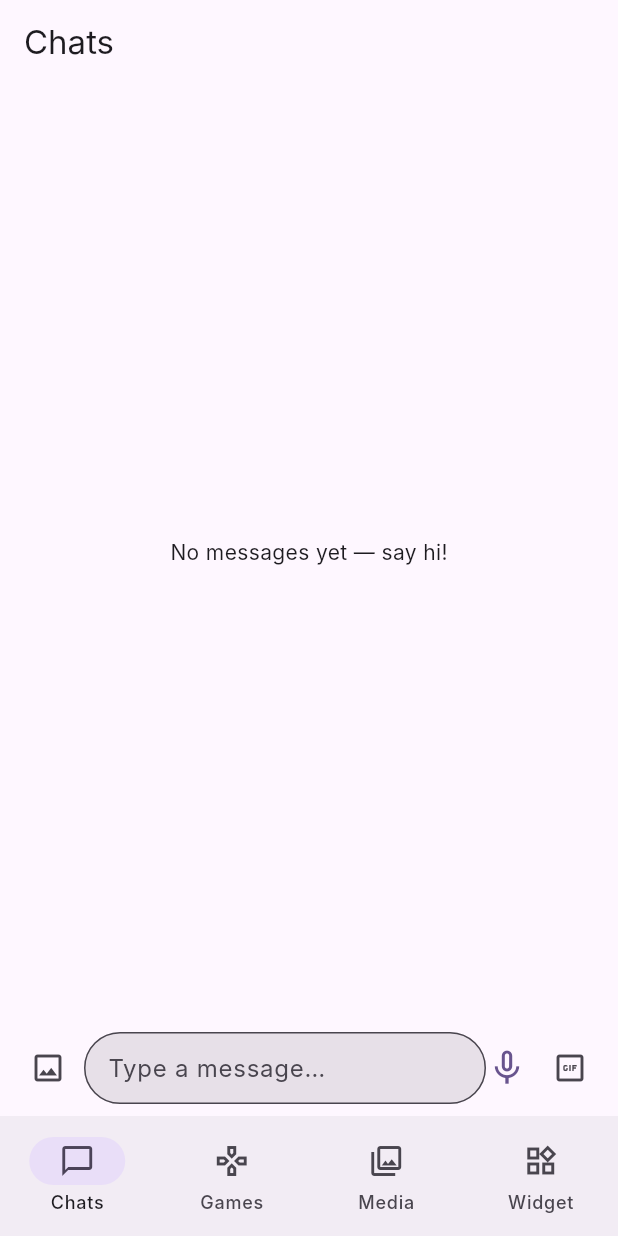
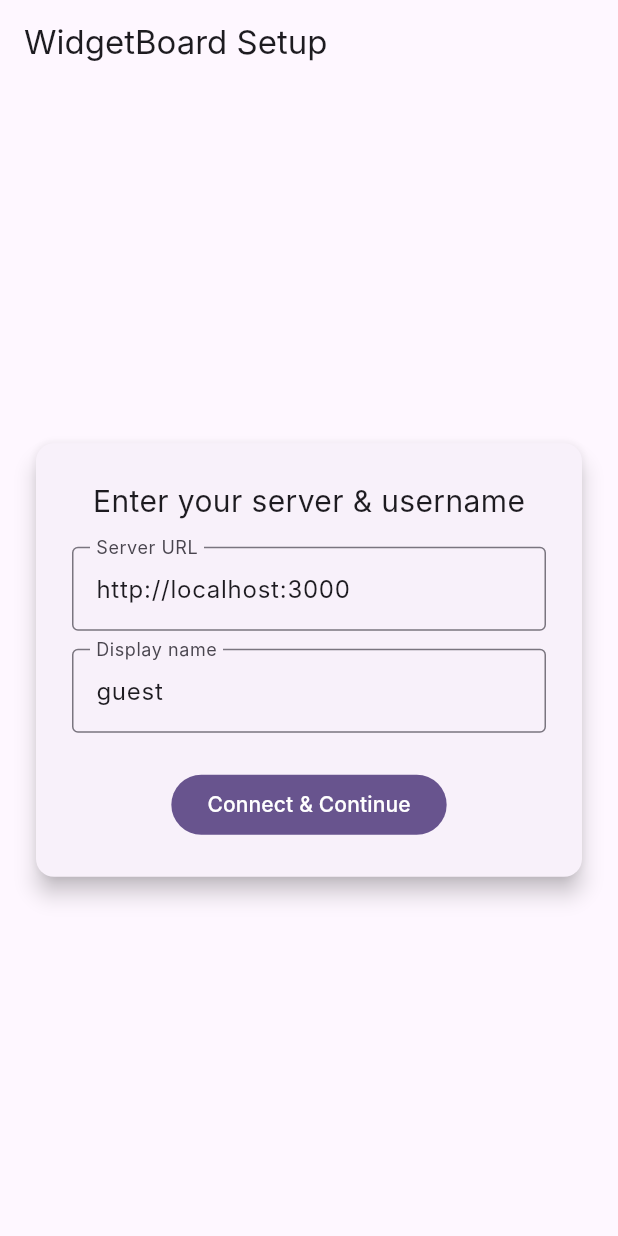
Before and after one commit to BayazidHabibSiddikee/Widgetable, a Flutter app: the screen it shows after launch, on a phone screen of 412 x 824 dp. Run offline on Flutter 3.47's test engine with Material 3 defaults, Android fonts, the phone set to English and light mode, and no system bars; our stand-ins replace cached_network_image, image_picker, just_audio, shared_preferences, socket_io_client; missing offline and left inert: clipboard, record; Roboto replaces fonts that are missing (Inter).

Commit message:
feat: server lobby, friend-add, home widget composer + voice msgs
- ServerConfigPage: enter server URL + username before entering app
- FriendsPage: search users, accept friend requests, create/join game rooms
- WebSocketService: real-time lobby events (search, friend_request, room_created)
- AddWidgetPage: compose notes with templates, copy widget-add instructions
- Voice recording/playback via record + just_audio in chat
- Leaderboard FAB on Games tab
- Fixes: itemBuilder, StreamController, app.dart home route, clean linux build

```diff
--- a/lib/app.dart
+++ b/lib/app.dart
@@ -1,6 +1,6 @@
 import 'package:flutter/material.dart';
 import 'package:widgetboard/core/theme.dart';
-import 'package:widgetboard/features/home/home_page.dart';
+import 'package:widgetboard/features/server_config/server_config_page.dart';
 
 class WidgetBoardApp extends StatelessWidget {
   const WidgetBoardApp({super.key});
@@ -12,6 +12,6 @@ class WidgetBoardApp extends StatelessWidget {
         theme: AppTheme.light,
         darkTheme: AppTheme.dark,
         themeMode: ThemeMode.system,
-        home: const HomePage(),
+        home: const ServerConfigPage(),
       );
 }
--- /dev/null
+++ b/lib/features/server_config/server_config_page.dart
@@ -0,0 +1,98 @@
+import 'package:flutter/material.dart';
+import 'package:provider/provider.dart';
+import 'package:shared_preferences/shared_preferences.dart';
+import 'package:widgetboard/core/services/websocket_service.dart';
+import 'package:widgetboard/features/friends/friends_page.dart';
+
+/// Entry point: enter server URL + username, then navigates to FriendsPage.
+class ServerConfigPage extends StatefulWidget {
+  const ServerConfigPage({super.key});
+  @override
+  State<ServerConfigPage> createState() => _ServerConfigPageState();
+}
+
+class _ServerConfigPageState extends State<ServerConfigPage> {
+  final _url = TextEditingController();
+  final _name = TextEditingController();
+  bool _loading = false;
+
+  @override
+  void initState() {
+    super.initState();
+    _loadSaved().then((_) {
+      _url.text = _savedUrl;
+      _name.text = _savedName;
+    });
+  }
+
+  String _savedUrl = 'http://localhost:3000';
+  String _savedName = 'guest';
+
+  Future<void> _loadSaved() async {
+    final prefs = await SharedPreferences.getInstance();
+    setState(() {
+      _savedUrl = prefs.getString('server_url') ?? _savedUrl;
+      _savedName = prefs.getString('username') ?? _savedName;
+    });
+  }
+
+  Future<void> _connect() async {
+    if (_url.text.trim().isEmpty || _name.text.trim().isEmpty) return;
+    final prefs = await SharedPreferences.getInstance();
+    await prefs.setString('server_url', _url.text.trim());
+    await prefs.setString('username', _name.text.trim());
+    setState(() => _loading = true);
+
+    final ws = context.read<WebSocketService>();
+    ws.setUsername(_name.text.trim());
+    await ws.connect(_url.text.trim());
+
+    setState(() => _loading = false);
+    if (!mounted) return;
+    Navigator.of(context).pushReplacement(
+      MaterialPageRoute(builder: (_) => const FriendsPage()),
+    );
+  }
+
+  @override
+  Widget build(BuildContext context) => Scaffold(
+        appBar: AppBar(title: const Text('WidgetBoard Setup')),
+        body: Center(
+          child: Card(
+            elevation: 6,
+            margin: const EdgeInsets.all(24),
+            child: Padding(
+              padding: const EdgeInsets.all(24),
+              child: Column(mainAxisSize: MainAxisSize.min, children: [
+                const Text('Enter your server & username', style: TextStyle(fontSize: 20)),
+                const SizedBox(height: 16),
+                TextField(
+                  controller: _url,
+                  decoration: InputDecoration(
+                    labelText: 'Server URL',
+                    hintText: 'http://your-ip:3000',
+                    border: const OutlineInputBorder(),
+                  ),
+                ),
+                const SizedBox(height: 12),
+                TextField(
+                  controller: _name,
+                  decoration: InputDecoration(
+                    labelText: 'Display name',
+                    hintText: 'e.g. alice',
+                    border: const OutlineInputBorder(),
+                  ),
+                ),
+                const SizedBox(height: 24),
+                _loading
+                    ? const CircularProgressIndicator()
+                    : FilledButton(
+                        onPressed: _connect,
+                        child: const Text('Connect & Continue'),
+                      ),
+              ]),
+            ),
+          ),
+        ),
+      );
+}
--- a/lib/main.dart
+++ b/lib/main.dart
@@ -1,14 +1,13 @@
 import 'package:flutter/material.dart';
 import 'package:provider/provider.dart';
-
 import 'app.dart';
 import 'core/services/score_service.dart';
 import 'core/services/websocket_service.dart';
+import 'features/server_config/server_config_page.dart';
 
 void main() async {
   WidgetsFlutterBinding.ensureInitialized();
   final wsService = WebSocketService();
-  await wsService.connect();
   final scoreService = ScoreService();
   runApp(
     MultiProvider(
--- a/pubspec.yaml
+++ b/pubspec.yaml
@@ -39,6 +39,7 @@ dependencies:
   # UI / utilities
   intl: ^0.19.0
   uuid: ^4.4.2
+  clipboard: ^3.0.14
 
 dev_dependencies:
   flutter_test:
```
Also changed, not shown: lib/core/services/websocket_service.dart (+97 -19 lines), lib/features/friends/friends_page.dart (added, +184 -0 lines), lib/features/home/home_page.dart (+14 -2 lines), lib/features/widget_add/add_widget_page.dart (added, +147 -0 lines), pubspec.lock, 4 other files.
